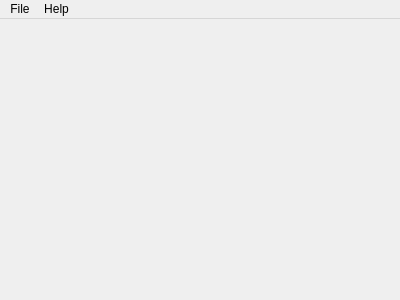
Above: Windows/Main/Main.ui from peterdocter/FDA before the change. Below: the same form after it.
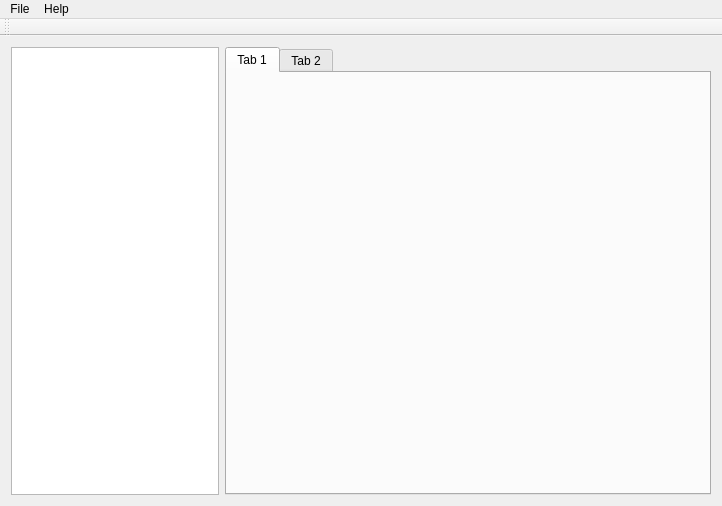
That is the form after the change.

Diff of the .ui file:
```diff
--- a/Windows/Main/Main.ui
+++ b/Windows/Main/Main.ui
@@ -9,20 +9,60 @@
    <rect>
     <x>0</x>
     <y>0</y>
-    <width>400</width>
-    <height>300</height>
+    <width>722</width>
+    <height>506</height>
    </rect>
   </property>
   <property name="windowTitle">
    <string>FDA --- F8's Dex Analyszer</string>
   </property>
-  <widget class="QWidget" name="centralWidget"/>
+  <widget class="QWidget" name="centralWidget">
+   <layout class="QHBoxLayout" name="horizontalLayout">
+    <item>
+     <layout class="QHBoxLayout" name="horizontalLayout_2">
+      <item>
+       <widget class="QListView" name="listView">
+        <property name="sizePolicy">
+         <sizepolicy hsizetype="Expanding" vsizetype="Expanding">
+          <horstretch>3</horstretch>
+          <verstretch>0</verstretch>
+         </sizepolicy>
+        </property>
+       </widget>
+      </item>
+      <item>
+       <widget class="QTabWidget" name="tabWidget">
+        <property name="sizePolicy">
+         <sizepolicy hsizetype="Expanding" vsizetype="Expanding">
+          <horstretch>7</horstretch>
+          <verstretch>0</verstretch>
+         </sizepolicy>
+        </property>
+        <property name="currentIndex">
+         <number>0</number>
+        </property>
+        <widget class="QWidget" name="tab">
+         <attribute name="title">
+          <string>Tab 1</string>
+         </attribute>
+        </widget>
+        <widget class="QWidget" name="tab_2">
+         <attribute name="title">
+          <string>Tab 2</string>
+         </attribute>
+        </widget>
+       </widget>
+      </item>
+     </layout>
+    </item>
+   </layout>
+  </widget>
   <widget class="QMenuBar" name="menuBar">
    <property name="geometry">
     <rect>
      <x>0</x>
      <y>0</y>
-     <width>400</width>
+     <width>722</width>
      <height>23</height>
     </rect>
    </property>
@@ -44,7 +84,18 @@
    <addaction name="menu"/>
    <addaction name="menuHelp"/>
   </widget>
-  <action name="actionOpen">
+  <widget class="QToolBar" name="toolBar">
+   <property name="windowTitle">
+    <string>toolBar</string>
+   </property>
+   <attribute name="toolBarArea">
+    <enum>TopToolBarArea</enum>
+   </attribute>
+   <attribute name="toolBarBreak">
+    <bool>false</bool>
+   </attribute>
+  </widget>
+  <action name="menuOpen">
    <property name="text">
     <string>Open(dex,apk,odex)</string>
    </property>
```
Left out of the diff: 18 changed lines with no effect on the pictures.
